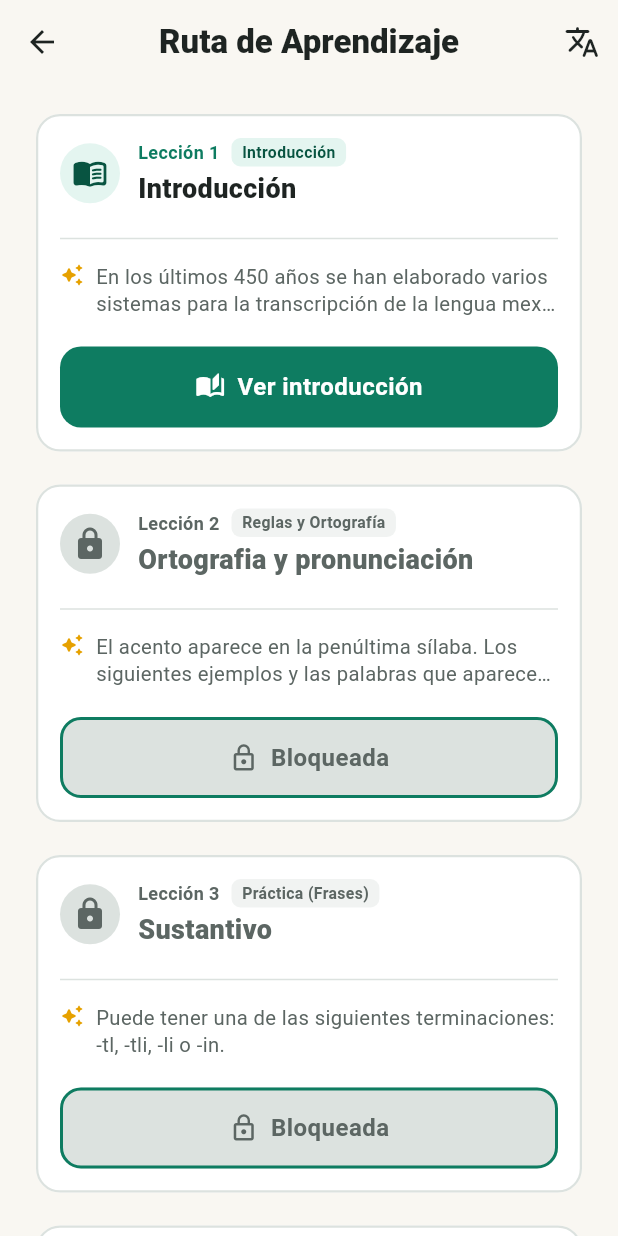
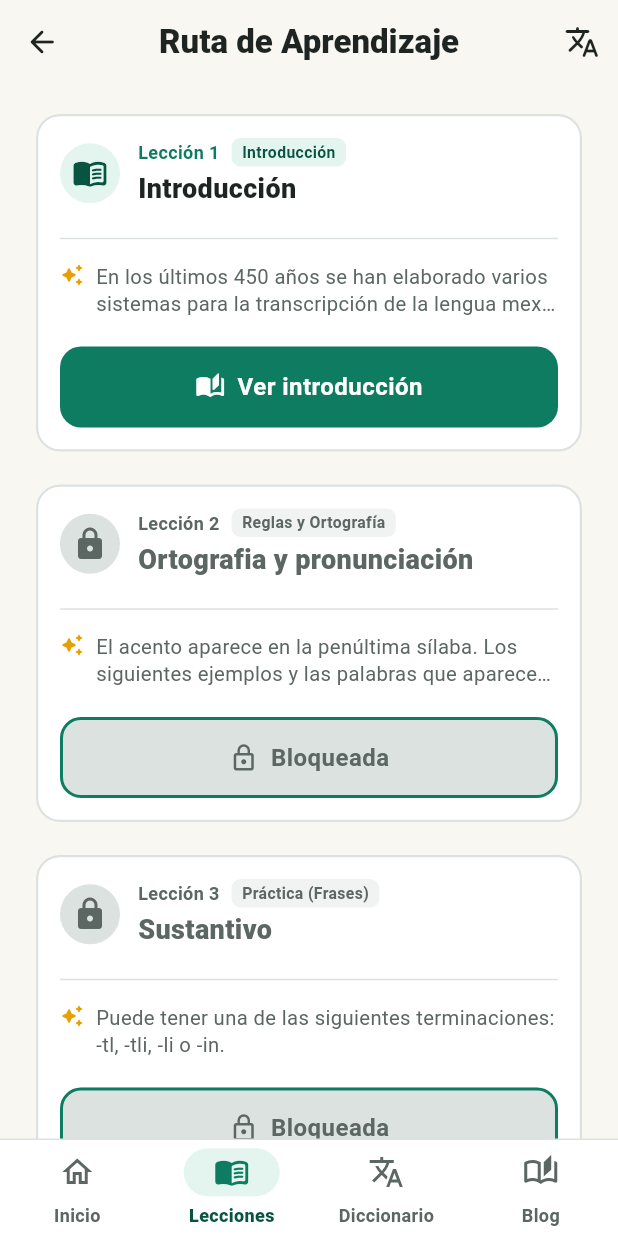
Before and after one commit to Jack190615/Nahuatl, a Flutter app: the LessonMapView screen opened by its route, on a phone screen of 412 x 824 dp. Run offline on Flutter 3.47's test engine with Material 3 defaults, Android fonts, the phone set to English and light mode, and no system bars; our stand-ins replace auto_route, drift, flutter_dotenv, flutter_riverpod; accounts and stored records are empty; generated files the repository leaves out were written again.

Commit message:
feat(ui): integracion de BottomNavigationBar, modulo Blog, solucion de navegacion atras y nuevo logo/nombre

```diff
--- /dev/null
+++ b/lib/presentation/views/shell/main_shell_view.dart
@@ -0,0 +1,99 @@
+import 'package:auto_route/auto_route.dart';
+import 'package:flutter/material.dart';
+
+import '../../../core/router/app_router.dart';
+import '../../../core/theme/app_theme.dart';
+
+/// Contenedor principal de la aplicación con barra de navegación inferior (BottomNavigationBar).
+/// Integra las 4 secciones clave del ecosistema:
+/// 1. Inicio / Bienvenida (con logo oficial e identidad de marca)
+/// 2. Lecciones (Ruta interactiva de aprendizaje)
+/// 3. Diccionario (Buscador offline FTS5)
+/// 4. Blog (Cosmovisión, análisis de mitos y divulgación lingüística)
+@RoutePage()
+class MainShellView extends StatelessWidget {
+  const MainShellView({super.key});
+
+  @override
+  Widget build(BuildContext context) {
+    return AutoTabsScaffold(
+      routes: const [
+        WelcomeRoute(),
+        LessonMapRoute(),
+        DictionarySearchRoute(),
+        BlogRoute(),
+      ],
+      bottomNavigationBuilder: (context, tabsRouter) {
+        return NavigationBarTheme(
+          data: NavigationBarThemeData(
+            height: 64,
+            backgroundColor: AppColors.cardSurface,
+            surfaceTintColor: Colors.transparent,
+            indicatorColor: AppColors.jadeLight,
+            labelBehavior: NavigationDestinationLabelBehavior.alwaysShow,
+            iconTheme: WidgetStateProperty.resolveWith((states) {
+              if (states.contains(WidgetState.selected)) {
+                return const IconThemeData(color: AppColors.jadePrimary, size: 24);
+              }
+              return const IconThemeData(color: AppColors.slateMuted, size: 24);
+            }),
+            labelTextStyle: WidgetStateProperty.resolveWith((states) {
+              if (states.contains(WidgetState.selected)) {
+                return const TextStyle(
+                  fontSize: 12,
+                  fontWeight: FontWeight.w800,
+                  color: AppColors.jadeDark,
+                );
+              }
+              return const TextStyle(
+                fontSize: 12,
+                fontWeight: FontWeight.w600,
+                color: AppColors.slateMuted,
+              );
+            }),
+          ),
+          child: Container(
+            decoration: const BoxDecoration(
+              border: Border(
+                top: BorderSide(
+                  color: AppColors.borderOutline,
+                  width: 1.0,
+                ),
+              ),
+            ),
+            child: NavigationBar(
+              selectedIndex: tabsRouter.activeIndex,
+              onDestinationSelected: tabsRouter.setActiveIndex,
+              destinations: const [
+                NavigationDestination(
+                  icon: Icon(Icons.home_outlined),
+                  selectedIcon: Icon(Icons.home_rounded),
+                  label: 'Inicio',
+                  tooltip: 'Pantalla de Inicio',
+                ),
+                NavigationDestination(
+                  icon: Icon(Icons.menu_book_outlined),
+                  selectedIcon: Icon(Icons.menu_book_rounded),
+                  label: 'Lecciones',
+                  tooltip: 'Ruta de Aprendizaje',
+                ),
+                NavigationDestination(
+                  icon: Icon(Icons.translate_outlined),
+                  selectedIcon: Icon(Icons.translate_rounded),
+                  label: 'Diccionario',
+                  tooltip: 'Buscador FTS5',
+                ),
+                NavigationDestination(
+                  icon: Icon(Icons.auto_stories_outlined),
+                  selectedIcon: Icon(Icons.auto_stories_rounded),
+                  label: 'Blog',
+                  tooltip: 'Blog y Cosmovisión',
+                ),
+              ],
+            ),
+          ),
+        );
+      },
+    );
+  }
+}
--- a/pubspec.yaml
+++ b/pubspec.yaml
@@ -38,5 +38,6 @@ flutter:
   uses-material-design: true
   assets:
     - .env
+    - assets/
     - assets/data/
     - assets/audio/
```
Also changed, not shown: lib/core/router/app_router.dart (+31 -16 lines), lib/presentation/views/blog/blog_view.dart (added, +269 -0 lines), lib/presentation/views/dictionary/dictionary_search_view.dart (+16 -0 lines), lib/presentation/views/lessons/lesson_map_view.dart (+22 -1 lines), lib/presentation/views/welcome/welcome_view.dart (+38 -28 lines), assets/huehueteotl.jpg (added), lib/core/router/app_router.gr.dart, 8 other files.
